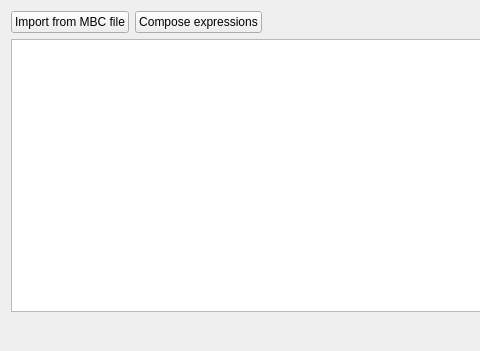
First picture: the form in src/dialogs/registerdialog.ui, repository ModbusScope/ModbusScope, before the edit; both pictures show x 0 to 480 and y 0 to 351 of the 797 by 351 pixel window.
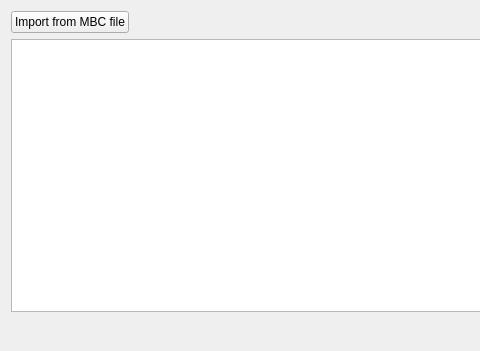
Second picture: the form after the edit. Icons and pictures are not drawn.

Commit message: Remove general compose dialog button

```diff
--- a/src/dialogs/registerdialog.ui
+++ b/src/dialogs/registerdialog.ui
@@ -28,13 +28,6 @@
        </property>
       </widget>
      </item>
-     <item>
-      <widget class="QPushButton" name="btnComposeExpressions">
-       <property name="text">
-        <string>Compose expressions</string>
-       </property>
-      </widget>
-     </item>
      <item>
       <spacer name="horizontalSpacer">
        <property name="orientation">
```
Left out of the diff: 1 changed line with no effect on the pictures. The commit also changes 2 other files.
